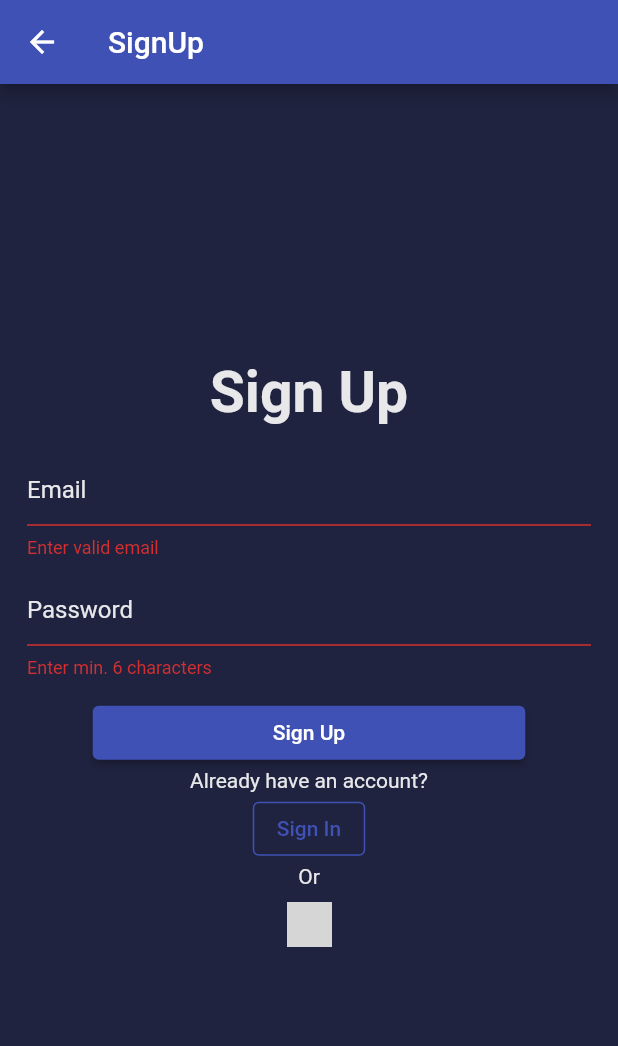
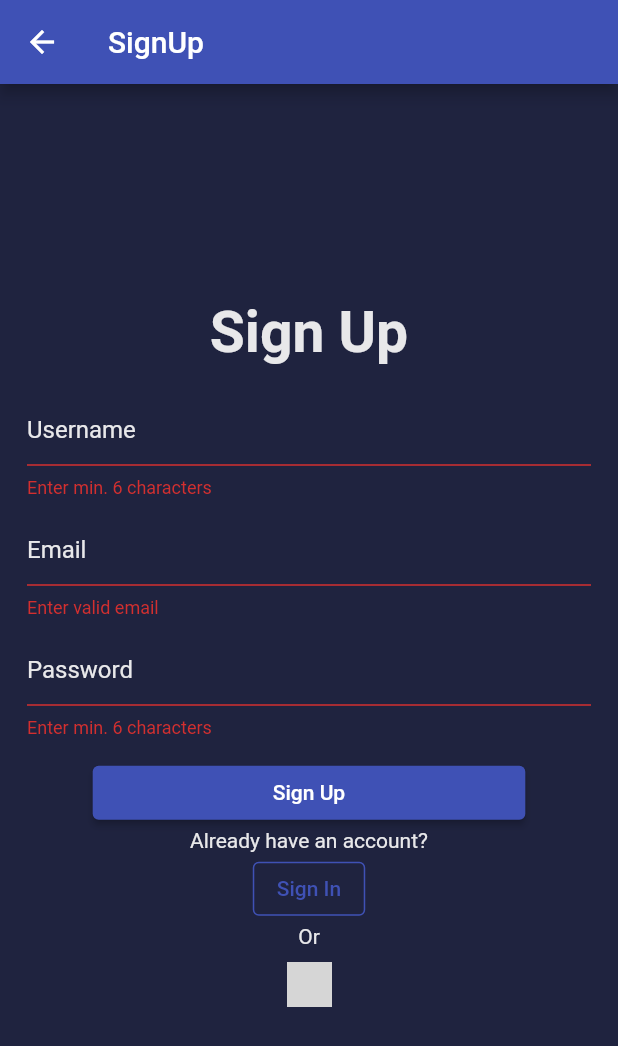
Before and after one commit to akhdanpangestuajiwidodo/movie_app, a Flutter app: the SignUpScreen screen opened by its route, after a tap on "Sign Up", on a phone screen of 412 x 824 dp. Shown: the top 1046 px of the screen. Run offline on Flutter 3.47's test engine with Material 2 defaults, Android fonts, the light colour scheme and no system bars; our stand-ins replace cached_network_image, email_validator, equatable, firebase_auth, firebase_core, flutter_bloc and 2 more; accounts and stored records are empty; network calls fail; grey boxes are pictures that could not be loaded.

Commit message:
add username in sign up

```diff
--- a/lib/blocs/auth_bloc.dart
+++ b/lib/blocs/auth_bloc.dart
@@ -21,7 +21,7 @@ class AuthBloc extends Bloc<AuthEvent, AuthState> {
     on<SignUpEvent>((event, emit) async {
       emit(AuthLoadingState());
       try {
-        await _authRepositories.signIn(event.email, event.password);
+        await _authRepositories.signUp(event.email, event.password, event.username);
         emit(AuthenticatedState());
       } catch (e) {
         emit(AuthErrorState(e.toString()));
--- a/lib/blocs/auth_event.dart
+++ b/lib/blocs/auth_event.dart
@@ -18,8 +18,9 @@ class SignInEvent extends AuthEvent {
 class SignUpEvent extends AuthEvent {
   final String email;
   final String password;
+  final String username;
 
-  SignUpEvent(this.email, this.password);
+  SignUpEvent(this.email, this.password, this.username);
 
   @override
   List<Object?> get props => [email, password];
--- a/lib/interfaces/auth_interface.dart
+++ b/lib/interfaces/auth_interface.dart
@@ -1,5 +1,5 @@
 abstract class AuthInterface{
-  Future<void> signUp(String email, String password);
+  Future<void> signUp(String email, String password, String username);
   Future<void> signIn(String email, String password);
   Future<void> signOut();
   Future<void> signInWithGoogle();
--- a/lib/repositories/auth_repositories.dart
+++ b/lib/repositories/auth_repositories.dart
@@ -8,8 +8,9 @@ class AuthRepositories implements AuthInterface {
   @override
   Future<void> signIn(String email, String password) async {
     try {
-      await FirebaseAuth.instance.signInWithEmailAndPassword(email: email, password: password);
-    } on FirebaseAuthException catch (e){
+      await FirebaseAuth.instance
+          .signInWithEmailAndPassword(email: email, password: password);
+    } on FirebaseAuthException catch (e) {
       if (e.code == 'user-not-found') {
         throw Exception('User not found');
       } else if (e.code == 'wrong-password') {
@@ -25,7 +26,8 @@ class AuthRepositories implements AuthInterface {
     try {
       final GoogleSignInAccount? googleUser = await GoogleSignIn().signIn();
 
-      final GoogleSignInAuthentication? googleAuth = await googleUser?.authentication;
+      final GoogleSignInAuthentication? googleAuth =
+          await googleUser?.authentication;
 
       final credential = GoogleAuthProvider.credential(
         accessToken: googleAuth?.accessToken,
@@ -48,10 +50,11 @@ class AuthRepositories implements AuthInterface {
   }
 
   @override
-  Future<void> signUp(String email, String password) async {
+  Future<void> signUp(String email, String password, String username) async {
     try {
-      await FirebaseAuth.instance
+      final userCredential = await FirebaseAuth.instance
           .createUserWithEmailAndPassword(email: email, password: password);
+      await userCredential.user?.updateDisplayName(username);
     } on FirebaseAuthException catch (e) {
       if (e.code == 'weak-password') {
         throw Exception('The password is weak');
--- a/lib/screens/sign_up_screen.dart
+++ b/lib/screens/sign_up_screen.dart
@@ -20,6 +20,7 @@ class _SignUpScreenState extends State<SignUpScreen> {
   final _formKey = GlobalKey<FormState>();
   final _emailController = TextEditingController();
   final _passwordController = TextEditingController();
+  final _usernameController = TextEditingController();
 
   @override
   void dispose() {
@@ -75,6 +76,35 @@ class _SignUpScreenState extends State<SignUpScreen> {
                           key: _formKey,
                           child: Column(
                             children: [
+                              TextFormField(
+                                controller: _usernameController,
+                                decoration: const InputDecoration(
+                                  hintText: 'Username',
+                                  hintStyle: TextStyle(
+                                    color: Color(0xFFE8E8EA),
+                                  ),
+                                  enabledBorder: OutlineInputBorder(
+                                    borderSide: BorderSide(
+                                      color: Color(0xFFE8E8EA),
+                                    ),
+                                  ),
+                                  focusedBorder: OutlineInputBorder(
+                                    borderSide: BorderSide(
+                                      color: Color(0xFFE8E8EA),
+                                    ),
+                                  ),
+                                ),
+                                autovalidateMode:
+                                AutovalidateMode.onUserInteraction,
+                                validator: (value) {
+                                  return value != null && value.length < 6
+                                      ? "Enter min. 6 characters"
+                                      : null;
+                                },
+                              ),
+                              const SizedBox(
+                                height: 10,
+                              ),
                               TextFormField(
                                 controller: _emailController,
                                 decoration: const InputDecoration(
@@ -198,7 +228,7 @@ class _SignUpScreenState extends State<SignUpScreen> {
   void _authenticatedWithEmailAndPassword(context) {
     if (_formKey.currentState!.validate()) {
       BlocProvider.of<AuthBloc>(context)
-          .add(SignUpEvent(_emailController.text, _passwordController.text));
+          .add(SignUpEvent(_emailController.text, _passwordController.text, _usernameController.text));
     }
   }
 
```
